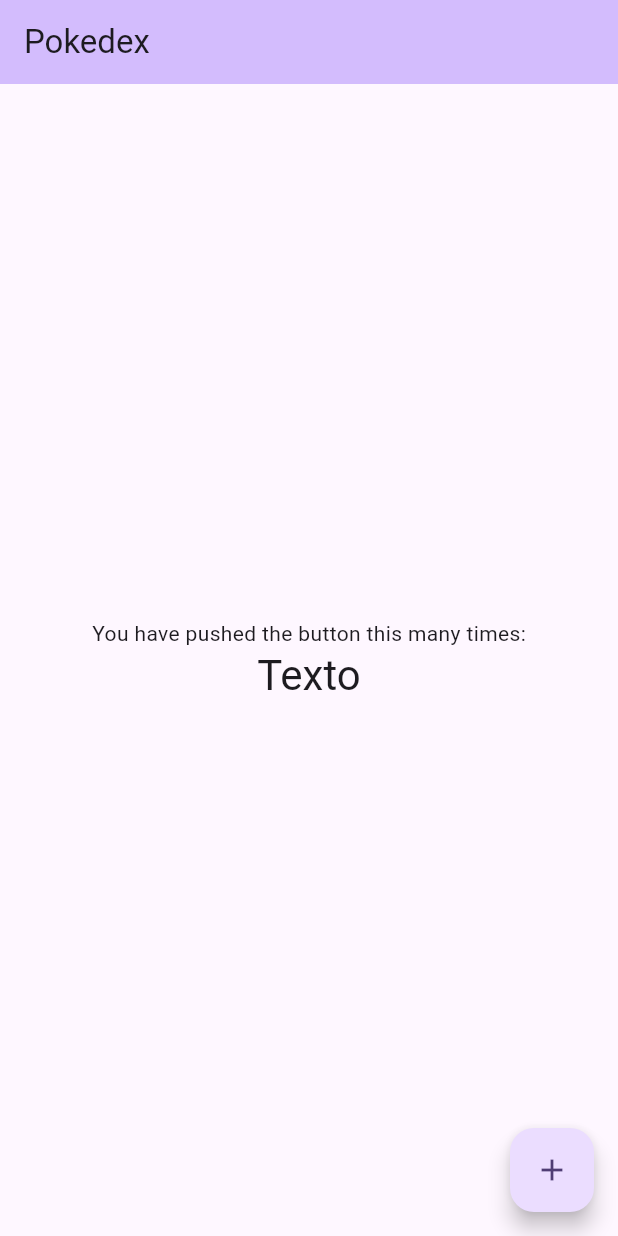
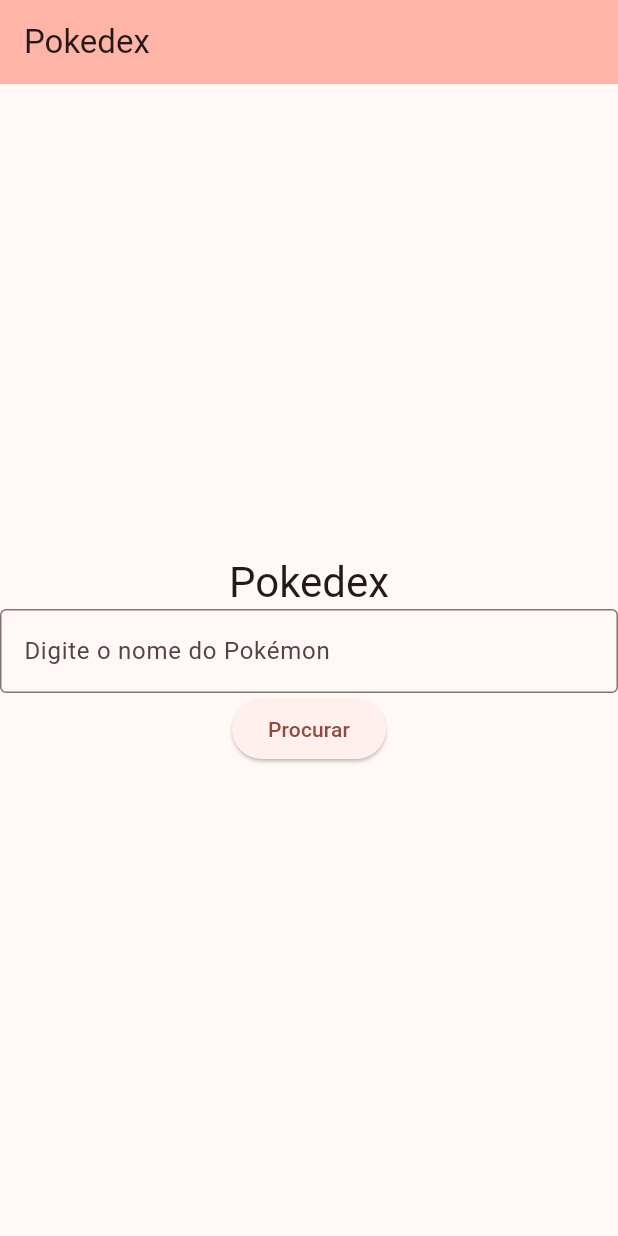
Before and after one commit to gustavodovale/Pokedex_App, a Flutter app: the screen it shows after launch, on a phone screen of 412 x 824 dp. Run offline on Flutter 3.47's test engine with Material 3 defaults, Android fonts, the phone set to English and light mode, and no system bars.

```diff
--- a/lib/main.dart
+++ b/lib/main.dart
@@ -1,6 +1,7 @@
 import 'package:flutter/material.dart';
 import 'package:http/http.dart' as http;
 import 'dart:convert';
+
 void main() {
   runApp(const MyApp());
 }
@@ -8,142 +9,123 @@ void main() {
 class MyApp extends StatelessWidget {
   const MyApp({super.key});
 
-  // This widget is the root of your application.
   @override
   Widget build(BuildContext context) {
     return MaterialApp(
       title: 'Flutter Demo',
       theme: ThemeData(
-        // This is the theme of your application.
-        //
-        // TRY THIS: Try running your application with "flutter run". You'll see
-        // the application has a purple toolbar. Then, without quitting the app,
-        // try changing the seedColor in the colorScheme below to Colors.green
-        // and then invoke "hot reload" (save your changes or press the "hot
-        // reload" button in a Flutter-supported IDE, or press "r" if you used
-        // the command line to start the app).
-        //
-        // Notice that the counter didn't reset back to zero; the application
-        // state is not lost during the reload. To reset the state, use hot
-        // restart instead.
-        //
-        // This works for code too, not just values: Most code changes can be
-        // tested with just a hot reload.
-        colorScheme: ColorScheme.fromSeed(seedColor: Colors.deepPurple),
+        colorScheme: ColorScheme.fromSeed(seedColor: const Color.fromARGB(255, 212, 5, 5)),
       ),
-      home: const MyHomePage(title: 'Pokedex'),
+      home: MyHomePage(title: 'Pokedex'),
     );
   }
 }
 
 class MyHomePage extends StatefulWidget {
-  const MyHomePage({super.key, required this.title});
-
-  // This widget is the home page of your application. It is stateful, meaning
-  // that it has a State object (defined below) that contains fields that affect
-  // how it looks.
-
-  // This class is the configuration for the state. It holds the values (in this
-  // case the title) provided by the parent (in this case the App widget) and
-  // used by the build method of the State. Fields in a Widget subclass are
-  // always marked "final".
+  MyHomePage({super.key, required this.title});
 
   final String title;
+  final TextEditingController controller = TextEditingController();
 
   @override
   State<MyHomePage> createState() => _MyHomePageState();
 }
 
 class _MyHomePageState extends State<MyHomePage> {
+  String nome = '';
+  String tipos = '';
+  String altura = '';
+  String peso = '';
+  String habilidades = '';
+  String ataques = '';
+  String mensagemErro = '';
 
   void _procurar() async {
- String url = 'https://pokeapi.co/api/v2/pokemon/pikachu';
+    if (widget.controller.text.isEmpty) {
+      setState(() {
+        mensagemErro = 'Por favor, digite o nome de um Pokémon.';
+      });
+      return;
+    }
 
+    String url = 'https://pokeapi.co/api/v2/pokemon/${widget.controller.text.toLowerCase()}';
+
+    try {
       final response = await http.get(Uri.parse(url));
 
       if (response.statusCode == 200) {
-    final dados =jsonDecode(response.body);
+        final dados = jsonDecode(response.body);
 
-  // Filtrando informações específicas
-    String nome = dados['name'];
-    int altura = dados['height'];
-    int peso = dados['weight'];
-    List habilidades = dados['abilities'];
-    List Ataques = dados['moves'];
-
-    // Organizando as habilidades
-    String habilidadesFormatadas = habilidades
-
+        setState(() {
+          nome = dados['name'];
+          altura = '${dados['height']}';
+          peso = '${dados['weight']}';
+          habilidades = dados['abilities']
               .map((habilidade) => habilidade['ability']['name'])
               .join(', ');
-    // Organizando os ataques
-
-    String ataquesFormatadas = Ataques
+          ataques = dados['moves']
+              .take(5)
               .map((ataque) => ataque['move']['name'])
               .join(', ');
-
-  // Exibindo as informações no terminal
-  print('Nome: $nome');
-  print('Altura: $altura');
-  print('Peso: $peso');
-  print('Habilidades: $habilidadesFormatadas');
-  print('Ataques: $ataquesFormatadas');
+          tipos = dados['types']
+              .map((tipo) => tipo['type']['name'])
+              .join(', ');
+          mensagemErro = ''; // Limpa a mensagem de erro
+        });
       } else {
-    // Se o servidor retornar um código de status diferente de 200, lança uma exceção.
-    throw Exception('Falha ao carregar os dados do Pokémon');
+        setState(() {
+          mensagemErro = 'Pokémon não encontrado.';
+        });
+      }
+    } catch (e) {
+      setState(() {
+        mensagemErro = 'Erro ao buscar os dados: $e';
+      });
     }
   }
 
   @override
   Widget build(BuildContext context) {
-    // This method is rerun every time setState is called, for instance as done
-    // by the _incrementCounter method above.
-    //
-    // The Flutter framework has been optimized to make rerunning build methods
-    // fast, so that you can just rebuild anything that needs updating rather
-    // than having to individually change instances of widgets.
     return Scaffold(
       appBar: AppBar(
-        // TRY THIS: Try changing the color here to a specific color (to
-        // Colors.amber, perhaps?) and trigger a hot reload to see the AppBar
-        // change color while the other colors stay the same.
         backgroundColor: Theme.of(context).colorScheme.inversePrimary,
-        // Here we take the value from the MyHomePage object that was created by
-        // the App.build method, and use it to set our appbar title.
         title: Text(widget.title),
       ),
       body: Center(
-        // Center is a layout widget. It takes a single child and positions it
-        // in the middle of the parent.
         child: Column(
-          // Column is also a layout widget. It takes a list of children and
-          // arranges them vertically. By default, it sizes itself to fit its
-          // children horizontally, and tries to be as tall as its parent.
-          //
-          // Column has various properties to control how it sizes itself and
-          // how it positions its children. Here we use mainAxisAlignment to
-          // center the children vertically; the main axis here is the vertical
-          // axis because Columns are vertical (the cross axis would be
-          // horizontal).
-          //
-          // TRY THIS: Invoke "debug painting" (choose the "Toggle Debug Paint"
-          // action in the IDE, or press "p" in the console), to see the
-          // wireframe for each widget.
           mainAxisAlignment: MainAxisAlignment.center,
           children: <Widget>[
-            const Text('You have pushed the button this many times:'),
             Text(
-              'Texto',
+              'Pokedex',
               style: Theme.of(context).textTheme.headlineMedium,
             ),
+            TextField(
+              controller: widget.controller,
+              decoration: InputDecoration(
+                labelText: 'Digite o nome do Pokémon',
+                border: OutlineInputBorder(),
+              ),
+            ),
+            ElevatedButton(
+              onPressed: _procurar,
+              child: const Text('Procurar'),
+            ),
+            if (mensagemErro.isNotEmpty)
+              Text(
+                mensagemErro,
+                style: const TextStyle(color: Color.fromARGB(255, 231, 23, 8)),
+              ),
+            if (nome.isNotEmpty) ...[
+              Text('Nome: $nome'),
+              Text('Tipos: $tipos'),
+              Text('Altura: $altura'),
+              Text('Peso: $peso'),
+              Text('Habilidades: $habilidades'),
+              Text('Ataques: $ataques'),
+            ],
           ],
         ),
       ),
-      floatingActionButton: FloatingActionButton(
-        onPressed: _procurar,
-        tooltip: 'Increment',
-        child: const Icon(Icons.add),
-      ), // This trailing comma makes auto-formatting nicer for build methods.
     );
   }
 }
```
Lines whose indentation alone changed are shown as unchanged.
